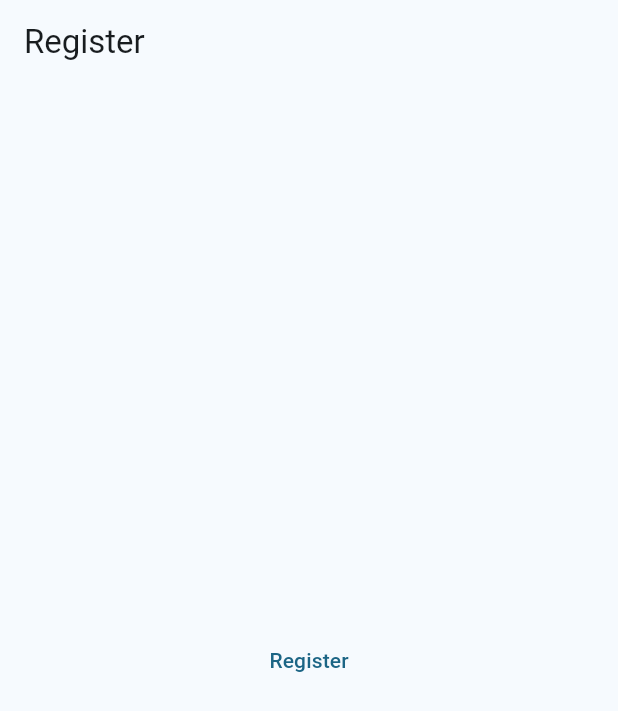
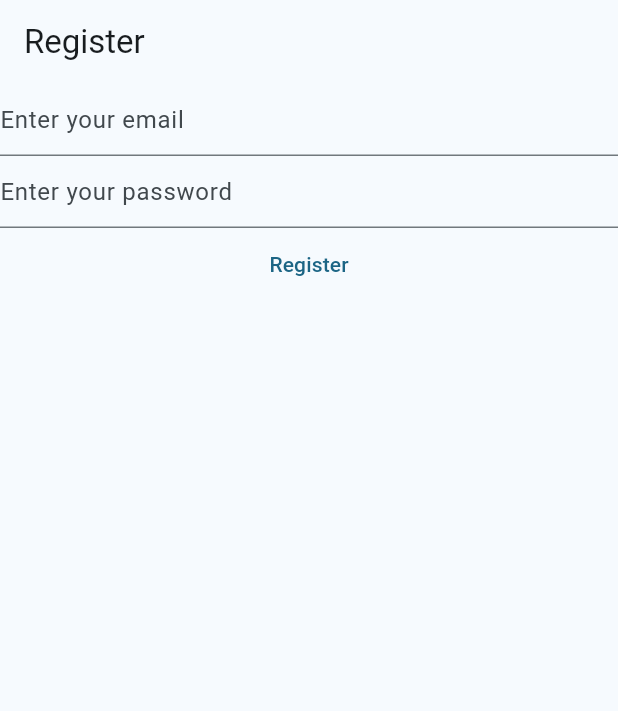
Before and after one commit to Golden76z/sport_app, a Flutter app: the screen it shows after launch, after a tap on "Register", on a phone screen of 412 x 824 dp. Shown: the top 711 px of the screen. Run offline on Flutter 3.47's test engine with Material 3 defaults, Android fonts, the phone set to English and light mode, and no system bars; our stand-ins replace firebase_auth, firebase_core; accounts and stored records are empty; network calls fail.

Commit message:
Register init

```diff
--- a/lib/main.dart
+++ b/lib/main.dart
@@ -1,27 +1,46 @@
+import 'package:firebase_auth/firebase_auth.dart';
 import 'package:flutter/material.dart';
+import 'firebase_options.dart';
+import 'package:firebase_core/firebase_core.dart';
 
 void main() {
-  runApp(const MyApp());
-}
-
-class MyApp extends StatelessWidget {
-  const MyApp({super.key});
-
-  @override
-  Widget build(BuildContext context) {
-    return MaterialApp(
+  WidgetsFlutterBinding.ensureInitialized();
+  runApp(MaterialApp(
       title: 'Flutter Demo',
       theme: ThemeData(
         colorScheme: ColorScheme.fromSeed(seedColor: Colors.lightBlueAccent),
         useMaterial3: true,
       ),
       home: const HomePage(),
+      )
     );
-  }
 }
 
-class HomePage extends StatelessWidget {
+class HomePage extends StatefulWidget {
   const HomePage({super.key});
+
+  @override
+  State<HomePage> createState() => _HomePageState();
+}
+
+class _HomePageState extends State<HomePage> {
+  // late means i'm going to attribute a value later on
+  late final TextEditingController _email;
+  late final TextEditingController _password;
+
+  @override
+  void initState() {
+    _email = TextEditingController();
+    _password = TextEditingController();
+    super.initState();
+  }
+
+  @override
+  void dispose() {
+    _email.dispose();
+    _password.dispose();
+    super.dispose();
+  }
 
   @override
   Widget build(BuildContext context) {
@@ -29,10 +48,54 @@ class HomePage extends StatelessWidget {
       appBar: AppBar(
         title: const Text("Register")
       ,),
-      body: Center(
-        child: TextButton(
-          onPressed: () async {},
-          child: const Text('Register')),
+      // Column means that everything will display in one column
+      body: FutureBuilder(
+        future: Firebase.initializeApp(
+                  options: DefaultFirebaseOptions.currentPlatform,
+        ),
+        builder: (context, snapshot) {
+         return Column(
+          children: [
+            // Display an empty text field on the screen
+            TextField(
+              controller: _email,
+              enableSuggestions: false,
+              autocorrect: false,
+              keyboardType: TextInputType.emailAddress,
+              decoration: const InputDecoration(
+                hintText: "Enter your email"
+              )
+            ),
+            TextField(
+              controller: _password,
+              obscureText: true,
+              enableSuggestions: false,
+              autocorrect: false,
+              decoration:  const InputDecoration(
+                hintText: 'Enter your password'
+              )
+            ),
+            // Display a text button, child being the content, onPressed is the function
+            TextButton(
+
+              // Function to create a new user
+              onPressed: () async {
+
+                final email = _email.text;
+                final password = _password.text;
+
+                // await because this function return a Future
+                final userCredentials =
+                  await FirebaseAuth.instance.createUserWithEmailAndPassword(
+                    email: email,
+                    password: password
+                    );
+                    print(userCredentials);
+              },
+              child: const Text('Register')),
+          ],
+        );
+        },
       )
     );
   }
```
Also changed, not shown: firebase.json (added), lib/firebase_options.dart (added), 5 other files.
